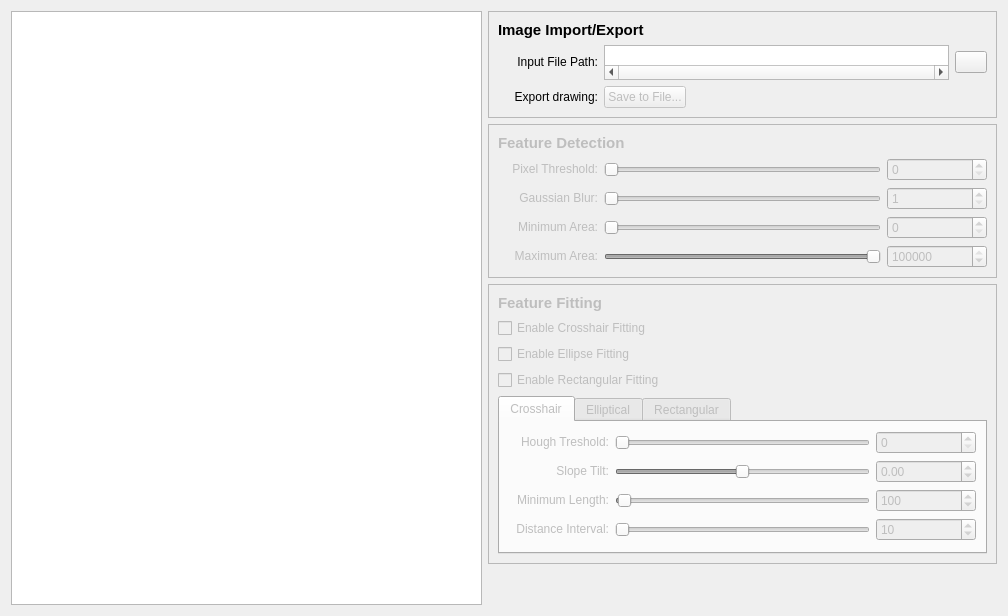
The window that src/feature_finder/interface/form.ui (bhathawayy/feature-finder) describes before a commit, drawn with Qt 5.
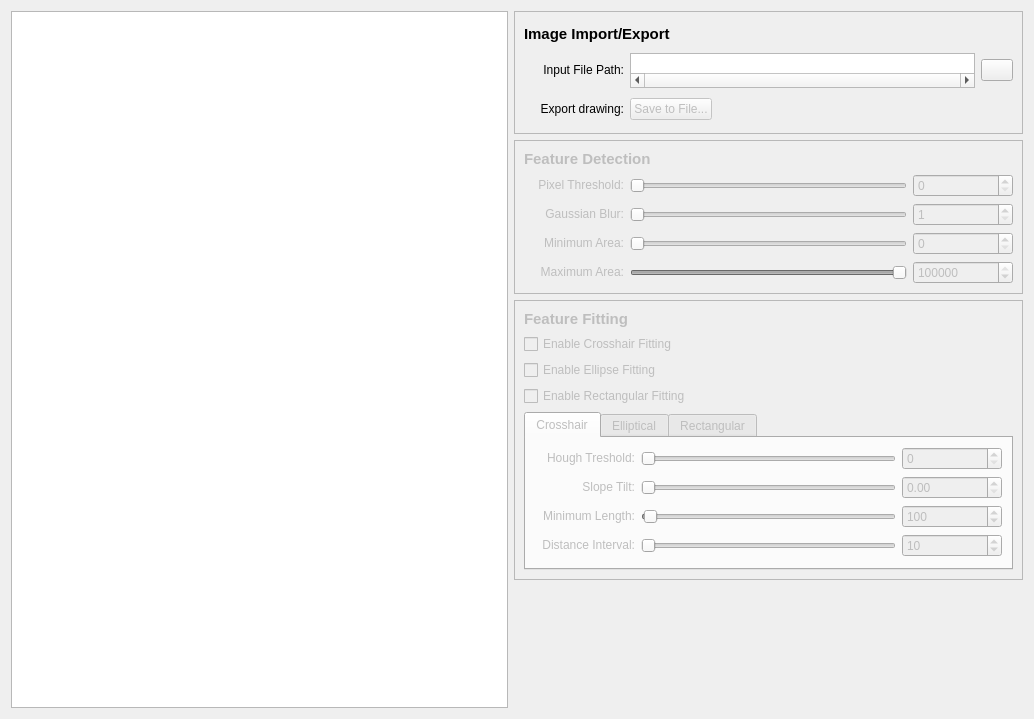
The same window after the commit. Icons and pictures are not drawn.

The edit to the form file:
```diff
--- a/src/feature_finder/interface/form.ui
+++ b/src/feature_finder/interface/form.ui
@@ -6,8 +6,8 @@
    <rect>
     <x>0</x>
     <y>0</y>
-    <width>1004</width>
-    <height>616</height>
+    <width>1034</width>
+    <height>719</height>
    </rect>
   </property>
   <property name="sizePolicy">
@@ -366,7 +366,7 @@
              <string/>
             </property>
             <property name="minimum">
-             <double>-180.000000000000000</double>
+             <double>0.000000000000000</double>
             </property>
             <property name="maximum">
              <double>180.000000000000000</double>
@@ -391,7 +391,7 @@
              <string/>
             </property>
             <property name="minimum">
-             <number>-180</number>
+             <number>0</number>
             </property>
             <property name="maximum">
              <number>180</number>
```
Left out of the diff: 8 changed lines with no effect on the pictures.
